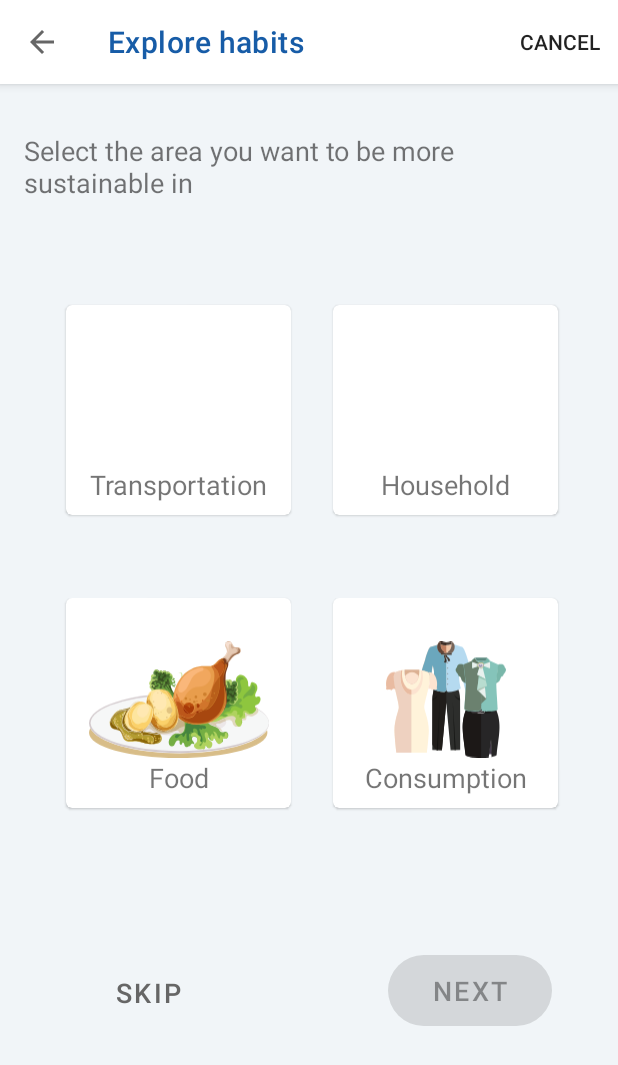
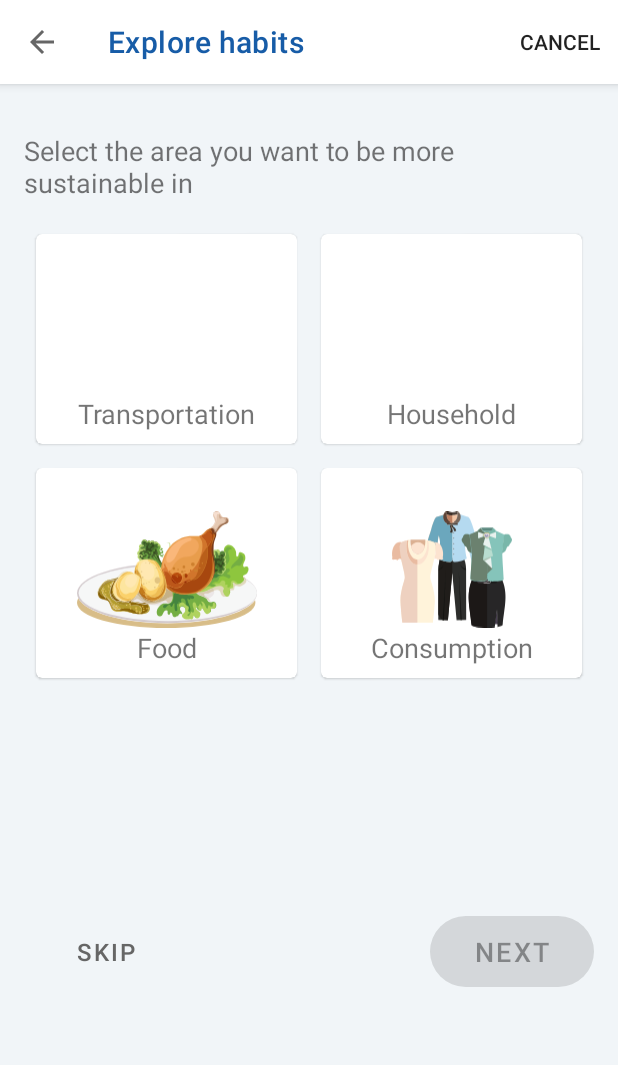
Before and after one commit to luksurious/hci-sustainabilitycoach, an Android app: the ExploreCategoryFragment screen opened directly, with no data from a screen before it, on a phone screen of 412 x 824 dp. Shown: the top 1065 px of the screen. Run offline under Robolectric (Android 15) with nearby library versions, the phone set to English and light mode, and no system bars.

Commit message:
make buttons align correctly

```diff
--- a/app/src/main/res/layout/fragment_explore_category.xml
+++ b/app/src/main/res/layout/fragment_explore_category.xml
@@ -1,12 +1,12 @@
 <?xml version="1.0" encoding="utf-8"?>
 <androidx.constraintlayout.widget.ConstraintLayout xmlns:android="http://schemas.android.com/apk/res/android"
+    xmlns:app="http://schemas.android.com/apk/res-auto"
     xmlns:tools="http://schemas.android.com/tools"
-                                                   xmlns:app="http://schemas.android.com/apk/res-auto"
     android:layout_width="match_parent"
     android:layout_height="match_parent"
-                                                   tools:context=".explore.ExploreCategoryFragment"
     android:background="#FFFFFF"
-                                                   android:backgroundTint="@color/backgroundColour">
+    android:backgroundTint="@color/backgroundColour"
+    tools:context=".explore.ExploreCategoryFragment">
 
     <TextView
         android:id="@+id/textView2"
@@ -21,25 +21,33 @@
         app:layout_constraintStart_toStartOf="parent"
         app:layout_constraintTop_toTopOf="parent" />
 
+    <LinearLayout
+        android:id="@+id/explore_category_row1"
+        android:layout_width="match_parent"
+        android:layout_height="wrap_content"
+        android:orientation="horizontal"
+        android:weightSum="100"
+        android:layout_marginStart="16dp"
+        android:layout_marginEnd="16dp"
+        app:layout_constraintEnd_toEndOf="parent"
+        app:layout_constraintStart_toStartOf="parent"
+        app:layout_constraintTop_toBottomOf="@id/textView2">
+
         <com.google.android.material.card.MaterialCardView
             android:id="@+id/card_category_transportation"
-            android:layout_width="150dp"
+            style="@style/AppTheme.MaterialCardView.checkable"
+            android:layout_width="0dp"
             android:layout_height="140dp"
-            android:layout_marginStart="44dp"
-            android:layout_marginTop="8dp"
-            android:layout_marginEnd="8dp"
-            style="@style/AppTheme.MaterialCardView.checkable"
-            app:layout_constraintBottom_toTopOf="@+id/next_button"
-            app:layout_constraintEnd_toStartOf="@+id/card_category_household"
-            app:layout_constraintHorizontal_bias="0.0"
-            app:layout_constraintStart_toStartOf="parent"
-            app:layout_constraintTop_toBottomOf="@+id/textView2"
-            app:layout_constraintVertical_bias="0.141">
+            android:layout_marginStart="@dimen/mtrl_card_spacing"
+            android:layout_marginTop="@dimen/mtrl_card_spacing"
+            android:layout_marginEnd="@dimen/mtrl_card_spacing"
+            android:layout_marginBottom="@dimen/mtrl_card_spacing"
+            android:layout_weight="50">
 
             <androidx.constraintlayout.widget.ConstraintLayout
-                android:orientation="vertical"
                 android:layout_width="match_parent"
-                android:layout_height="match_parent">
+                android:layout_height="match_parent"
+                android:orientation="vertical">
 
                 <TextView
                     android:layout_width="wrap_content"
@@ -51,26 +59,25 @@
                     android:textSize="18sp"
                     app:layout_constraintBottom_toBottomOf="parent"
                     app:layout_constraintEnd_toEndOf="parent"
-                    app:layout_constraintStart_toStartOf="parent"/>
+                    app:layout_constraintStart_toStartOf="parent" />
             </androidx.constraintlayout.widget.ConstraintLayout>
         </com.google.android.material.card.MaterialCardView>
 
         <com.google.android.material.card.MaterialCardView
             android:id="@+id/card_category_household"
-            android:layout_width="150dp"
+            style="@style/AppTheme.MaterialCardView.checkable"
+            android:layout_width="0dp"
             android:layout_height="140dp"
-            android:layout_marginTop="8dp"
-            android:layout_marginEnd="40dp"
-            style="@style/AppTheme.MaterialCardView.checkable"
-            app:layout_constraintBottom_toTopOf="@+id/next_button"
-            app:layout_constraintEnd_toEndOf="parent"
-            app:layout_constraintTop_toBottomOf="@+id/textView2"
-            app:layout_constraintVertical_bias="0.141">
+            android:layout_marginStart="@dimen/mtrl_card_spacing"
+            android:layout_marginTop="@dimen/mtrl_card_spacing"
+            android:layout_marginEnd="@dimen/mtrl_card_spacing"
+            android:layout_marginBottom="@dimen/mtrl_card_spacing"
+            android:layout_weight="50">
 
             <androidx.constraintlayout.widget.ConstraintLayout
-                android:orientation="vertical"
                 android:layout_width="match_parent"
-                android:layout_height="match_parent">
+                android:layout_height="match_parent"
+                android:orientation="vertical">
 
                 <TextView
                     android:layout_width="wrap_content"
@@ -82,24 +89,33 @@
                     android:textSize="18sp"
                     app:layout_constraintBottom_toBottomOf="parent"
                     app:layout_constraintEnd_toEndOf="parent"
-                    app:layout_constraintStart_toStartOf="parent"/>
+                    app:layout_constraintStart_toStartOf="parent" />
             </androidx.constraintlayout.widget.ConstraintLayout>
         </com.google.android.material.card.MaterialCardView>
+    </LinearLayout>
+
+    <LinearLayout
+        android:id="@+id/explore_category_row2"
+        android:layout_width="match_parent"
+        android:layout_height="wrap_content"
+        android:orientation="horizontal"
+        android:weightSum="100"
+        android:layout_marginStart="16dp"
+        android:layout_marginEnd="16dp"
+        app:layout_constraintEnd_toEndOf="parent"
+        app:layout_constraintStart_toStartOf="parent"
+        app:layout_constraintTop_toBottomOf="@id/explore_category_row1">
 
         <com.google.android.material.card.MaterialCardView
             android:id="@+id/card_category_food"
-            android:layout_width="150dp"
+            style="@style/AppTheme.MaterialCardView.checkable"
+            android:layout_width="0dp"
             android:layout_height="140dp"
-            android:layout_marginStart="44dp"
-            android:layout_marginTop="20dp"
-            android:layout_marginEnd="8dp"
-            style="@style/AppTheme.MaterialCardView.checkable"
-            app:layout_constraintBottom_toTopOf="@+id/next_button"
-            app:layout_constraintEnd_toStartOf="@+id/card_category_consumption"
-            app:layout_constraintHorizontal_bias="0.0"
-            app:layout_constraintStart_toStartOf="parent"
-            app:layout_constraintTop_toBottomOf="@+id/card_category_transportation"
-            app:layout_constraintVertical_bias="0.277">
+            android:layout_marginStart="@dimen/mtrl_card_spacing"
+            android:layout_marginTop="@dimen/mtrl_card_spacing"
+            android:layout_marginEnd="@dimen/mtrl_card_spacing"
+            android:layout_marginBottom="@dimen/mtrl_card_spacing"
+            android:layout_weight="50">
 
             <androidx.constraintlayout.widget.ConstraintLayout
                 android:layout_width="match_parent"
@@ -107,18 +123,18 @@
                 android:orientation="vertical">
 
                 <ImageView
+                    android:id="@+id/food_image"
                     android:layout_width="120dp"
                     android:layout_height="wrap_content"
-                    android:id="@+id/food_image"
+                    android:layout_marginStart="15dp"
+                    android:layout_marginTop="2dp"
+                    android:layout_marginEnd="15dp"
+                    android:layout_marginBottom="8dp"
+                    android:src="@drawable/ic_food"
+                    app:layout_constraintBottom_toBottomOf="parent"
+                    app:layout_constraintEnd_toEndOf="parent"
                     app:layout_constraintStart_toStartOf="parent"
-                    app:layout_constraintTop_toTopOf="parent"
-                    app:layout_constraintEnd_toEndOf="parent"
-                    app:layout_constraintBottom_toBottomOf="parent"
-                    android:layout_marginStart="15dp"
-                    android:layout_marginEnd="15dp"
-                    android:layout_marginTop="2dp"
-                    android:layout_marginBottom="8dp"
-                    android:src="@drawable/ic_food"/>
+                    app:layout_constraintTop_toTopOf="parent" />
 
                 <TextView
                     android:layout_width="wrap_content"
@@ -130,39 +146,40 @@
                     android:textSize="18sp"
                     app:layout_constraintBottom_toBottomOf="parent"
                     app:layout_constraintEnd_toEndOf="parent"
-                    app:layout_constraintStart_toStartOf="parent"/>
+                    app:layout_constraintStart_toStartOf="parent" />
             </androidx.constraintlayout.widget.ConstraintLayout>
         </com.google.android.material.card.MaterialCardView>
 
         <com.google.android.material.card.MaterialCardView
             android:id="@+id/card_category_consumption"
-            android:layout_width="150dp"
+            style="@style/AppTheme.MaterialCardView.checkable"
+            android:layout_width="0dp"
             android:layout_height="140dp"
-            android:layout_marginTop="20dp"
-            android:layout_marginEnd="40dp"
-            style="@style/AppTheme.MaterialCardView.checkable"
-            app:layout_constraintBottom_toTopOf="@+id/next_button"
-            app:layout_constraintEnd_toEndOf="parent"
-            app:layout_constraintTop_toBottomOf="@+id/card_category_household"
-            app:layout_constraintVertical_bias="0.277">
+            android:layout_marginStart="@dimen/mtrl_card_spacing"
+            android:layout_marginTop="@dimen/mtrl_card_spacing"
+            android:layout_marginEnd="@dimen/mtrl_card_spacing"
+            android:layout_marginBottom="@dimen/mtrl_card_spacing"
+            android:layout_weight="50">
 
             <androidx.constraintlayout.widget.ConstraintLayout
-                android:orientation="vertical"
                 android:layout_width="match_parent"
-                android:layout_height="match_parent">
+                android:layout_height="match_parent"
+                android:orientation="vertical">
+
                 <ImageView
+                    android:id="@+id/food_clothes"
                     android:layout_width="80dp"
                     android:layout_height="wrap_content"
-                    android:id="@+id/food_clothes"
+                    android:layout_marginStart="15dp"
+                    android:layout_marginTop="2dp"
+                    android:layout_marginEnd="15dp"
+                    android:layout_marginBottom="8dp"
+                    android:src="@drawable/ic_clothes"
+                    app:layout_constraintBottom_toBottomOf="parent"
+                    app:layout_constraintEnd_toEndOf="parent"
                     app:layout_constraintStart_toStartOf="parent"
-                    app:layout_constraintTop_toTopOf="parent"
-                    app:layout_constraintEnd_toEndOf="parent"
-                    app:layout_constraintBottom_toBottomOf="parent"
-                    android:layout_marginStart="15dp"
-                    android:layout_marginEnd="15dp"
-                    android:layout_marginTop="2dp"
-                    android:layout_marginBottom="8dp"
-                    android:src="@drawable/ic_clothes"/>
+                    app:layout_constraintTop_toTopOf="parent" />
+
                 <TextView
                     android:layout_width="wrap_content"
                     android:layout_height="wrap_content"
@@ -173,9 +190,20 @@
                     android:textSize="18sp"
                     app:layout_constraintBottom_toBottomOf="parent"
                     app:layout_constraintEnd_toEndOf="parent"
-                    app:layout_constraintStart_toStartOf="parent"/>
+                    app:layout_constraintStart_toStartOf="parent" />
             </androidx.constraintlayout.widget.ConstraintLayout>
         </com.google.android.material.card.MaterialCardView>
+    </LinearLayout>
+
+    <LinearLayout
+        android:layout_width="match_parent"
+        android:layout_height="wrap_content"
+        android:orientation="horizontal"
+        app:layout_constraintTop_toBottomOf="@id/explore_category_row2"
+        app:layout_constraintBottom_toBottomOf="parent"
+        app:layout_constraintEnd_toEndOf="parent"
+        app:layout_constraintStart_toStartOf="parent"
+        android:gravity="center_vertical">
 
         <com.google.android.material.button.MaterialButton
             android:id="@+id/skip_button"
@@ -185,32 +213,29 @@
             android:layout_marginTop="8dp"
             android:layout_marginEnd="8dp"
             android:layout_marginBottom="8dp"
+            android:layout_gravity="start"
             android:text="@string/explore_button_skip"
-        android:textSize="18sp"
+            android:textSize="16sp"
             style="@style/AppTheme.MaterialButton.Text"
-        app:cornerRadius="24dp"
-        app:layout_constraintBottom_toBottomOf="parent"
-        app:layout_constraintEnd_toEndOf="parent"
-        app:layout_constraintHorizontal_bias="0.1"
-        app:layout_constraintStart_toStartOf="parent"
-        app:layout_constraintTop_toBottomOf="@+id/textView2"
-        app:layout_constraintVertical_bias="0.793" />
+            app:cornerRadius="24dp" />
+
+        <Space
+            android:layout_width="0dp"
+            android:layout_height="0dp"
+            android:layout_weight="1" />
 
         <com.google.android.material.button.MaterialButton
             android:id="@+id/next_button"
             android:layout_width="109dp"
             android:layout_height="59dp"
             android:layout_marginStart="8dp"
+            android:layout_marginTop="8dp"
             android:layout_marginEnd="16dp"
             android:layout_marginBottom="8dp"
+            android:layout_gravity="end"
             android:text="@string/explore_button_next"
             android:textSize="18sp"
-        app:cornerRadius="24dp"
-        app:layout_constraintBottom_toBottomOf="parent"
-        app:layout_constraintEnd_toEndOf="parent"
-        app:layout_constraintHorizontal_bias="0.9"
-        app:layout_constraintStart_toStartOf="parent"
-        app:layout_constraintTop_toBottomOf="@+id/textView2"
-        app:layout_constraintVertical_bias="0.793" />
+            app:cornerRadius="24dp" />
 
+    </LinearLayout>
 </androidx.constraintlayout.widget.ConstraintLayout>
--- a/app/src/main/res/layout/fragment_explore_difficulty.xml
+++ b/app/src/main/res/layout/fragment_explore_difficulty.xml
@@ -4,9 +4,9 @@
     xmlns:tools="http://schemas.android.com/tools"
     android:layout_width="match_parent"
     android:layout_height="match_parent"
-                                                   tools:context=".explore.ExploreDifficultyFragment"
+    android:background="#FFFFFF"
     android:backgroundTint="@color/backgroundColour"
-                                                   android:background="#FFFFFF">
+    tools:context=".explore.ExploreDifficultyFragment">
 
     <TextView
         android:id="@+id/textView2"
@@ -19,31 +19,31 @@
         android:textSize="18sp"
         app:layout_constraintEnd_toEndOf="parent"
         app:layout_constraintStart_toStartOf="parent"
-            app:layout_constraintTop_toTopOf="parent"/>
+        app:layout_constraintTop_toTopOf="parent" />
 
     <com.google.android.material.button.MaterialButtonToggleGroup
         android:id="@+id/difficulty_button_group"
         android:layout_width="wrap_content"
         android:layout_height="wrap_content"
-            app:singleSelection="true"
-            app:layout_constraintBottom_toTopOf="@id/next_button"
+        app:layout_constraintBottom_toTopOf="@id/action_button_view"
         app:layout_constraintEnd_toEndOf="parent"
         app:layout_constraintStart_toStartOf="parent"
-            app:layout_constraintTop_toBottomOf="@id/textView2">
+        app:layout_constraintTop_toBottomOf="@id/textView2"
+        app:singleSelection="true">
 
         <com.google.android.material.button.MaterialButton
             android:id="@+id/button_easy"
             style="?attr/materialButtonOutlinedStyle"
             android:layout_width="wrap_content"
             android:layout_height="wrap_content"
-                android:text="@string/difficulty_easy"/>
+            android:text="@string/difficulty_easy" />
 
         <com.google.android.material.button.MaterialButton
             android:id="@+id/button_medium"
             style="?attr/materialButtonOutlinedStyle"
             android:layout_width="wrap_content"
             android:layout_height="wrap_content"
-                android:text="@string/difficulty_medium"/>
+            android:text="@string/difficulty_medium" />
 
         <com.google.android.material.button.MaterialButton
                 android:id="@+id/button_difficult"
@@ -54,6 +54,17 @@
 
     </com.google.android.material.button.MaterialButtonToggleGroup>
 
+    <LinearLayout
+        android:id="@+id/action_button_view"
+        android:layout_width="match_parent"
+        android:layout_height="wrap_content"
+        android:orientation="horizontal"
+        app:layout_constraintTop_toBottomOf="@id/difficulty_button_group"
+        app:layout_constraintBottom_toBottomOf="parent"
+        app:layout_constraintEnd_toEndOf="parent"
+        app:layout_constraintStart_toStartOf="parent"
+        android:gravity="center_vertical">
+
         <com.google.android.material.button.MaterialButton
             android:id="@+id/skip_button"
             android:layout_width="109dp"
@@ -62,33 +73,30 @@
             android:layout_marginTop="8dp"
             android:layout_marginEnd="8dp"
             android:layout_marginBottom="8dp"
+            android:layout_gravity="start"
             android:text="@string/explore_button_skip"
-        android:textSize="18sp"
+            android:textSize="16sp"
             style="@style/AppTheme.MaterialButton.Text"
-        app:cornerRadius="24dp"
-        app:layout_constraintBottom_toBottomOf="parent"
-        app:layout_constraintEnd_toEndOf="parent"
-        app:layout_constraintHorizontal_bias="0.1"
-        app:layout_constraintStart_toStartOf="parent"
-        app:layout_constraintTop_toBottomOf="@+id/textView2"
-        app:layout_constraintVertical_bias="0.793" />
+            app:cornerRadius="24dp" />
+
+        <Space
+            android:layout_width="0dp"
+            android:layout_height="0dp"
+            android:layout_weight="1" />
 
         <com.google.android.material.button.MaterialButton
             android:id="@+id/next_button"
             android:layout_width="109dp"
             android:layout_height="59dp"
             android:layout_marginStart="8dp"
+            android:layout_marginTop="8dp"
             android:layout_marginEnd="16dp"
             android:layout_marginBottom="8dp"
+            android:layout_gravity="end"
             android:text="@string/explore_button_next"
             android:textSize="18sp"
-        app:cornerRadius="24dp"
-        app:layout_constraintBottom_toBottomOf="parent"
-        app:layout_constraintEnd_toEndOf="parent"
-        app:layout_constraintHorizontal_bias="0.9"
-        app:layout_constraintStart_toStartOf="parent"
-        app:layout_constraintTop_toBottomOf="@+id/textView2"
-        app:layout_constraintVertical_bias="0.793" />
+            app:cornerRadius="24dp" />
 
+    </LinearLayout>
 
 </androidx.constraintlayout.widget.ConstraintLayout>
--- a/app/src/main/res/layout/fragment_explore_results.xml
+++ b/app/src/main/res/layout/fragment_explore_results.xml
@@ -250,17 +250,16 @@
             <LinearLayout
                     android:layout_width="match_parent"
                     android:layout_height="wrap_content"
-                    android:layout_gravity="center_horizontal"
+                    android:gravity="center_horizontal"
                     android:orientation="horizontal"
                     >
-                <Button
+                <com.google.android.material.button.MaterialButton
                     android:id="@+id/buttonChangeFilters"
                     android:text="CHANGE FILTERS"
                     android:layout_width="200dp"
                     android:layout_height="59dp"
                     android:layout_marginTop="20dp"
                     android:layout_marginBottom="20dp"
-                    android:background="#FFFFFF"
                     android:backgroundTint="@color/colorAccent"
                     android:textSize="18sp"
                     app:cornerRadius="30dp"
```
Lines whose indentation alone changed are shown as unchanged.
